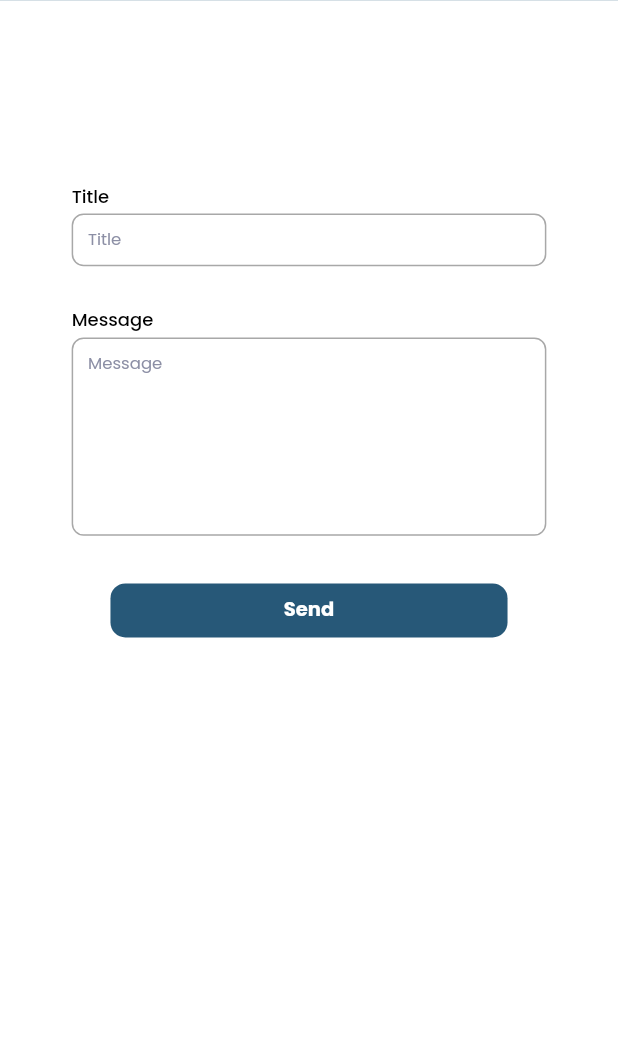
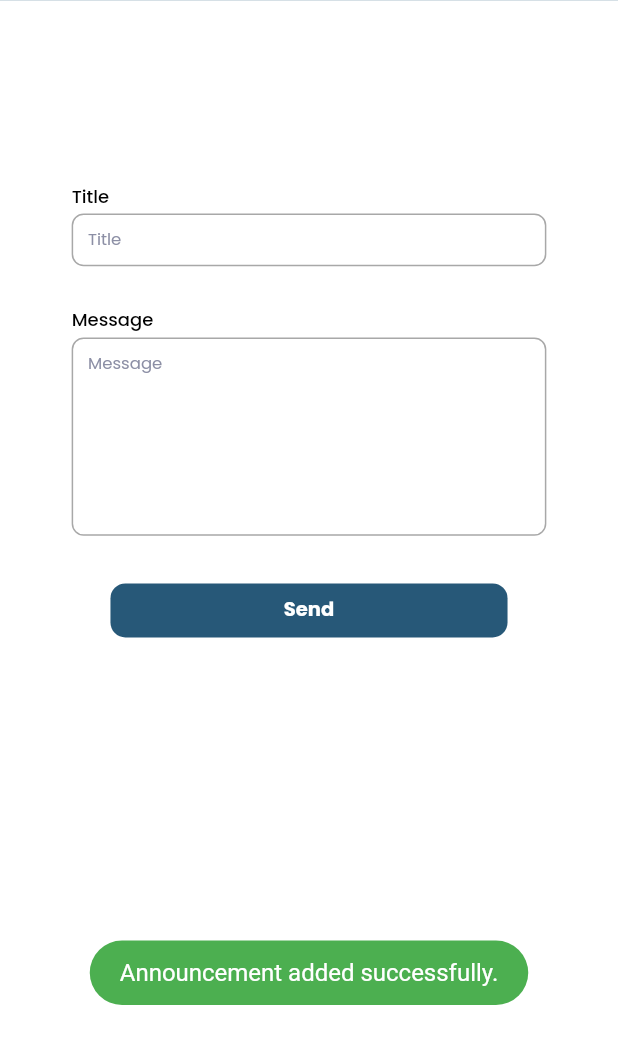
Before and after one commit to SKSritharan/eschool, a Flutter app: the AnnouncementsScreen screen opened by its route, after a tap on "Send", on a phone screen of 412 x 824 dp, the part 135-1199 px from its top. Run offline on Flutter 3.47's test engine with Material 2 defaults, Android fonts, the phone set to English and light mode, and no system bars; our stand-ins replace awesome_snackbar_content, cached_network_image, cloud_firestore, connectivity_plus, firebase_auth, firebase_core and 7 more; missing offline and left inert: simple_speed_dial; accounts and stored records are empty.

Commit message:
Announcement issue solved

```diff
--- a/lib/presentation/announcements_screen/announcements_screen.dart
+++ b/lib/presentation/announcements_screen/announcements_screen.dart
@@ -79,6 +79,6 @@ class AnnouncementsScreen extends GetWidget<AnnouncementsController> {
 
   onTapSubmit(context) async {
     FocusScope.of(context).requestFocus(new FocusNode());
-    await controller.createAnnouncement;
+    controller.createAnnouncement();
   }
 }
--- a/lib/presentation/my_profile_screen/my_profile_screen.dart
+++ b/lib/presentation/my_profile_screen/my_profile_screen.dart
@@ -80,9 +80,9 @@ class MyProfileScreen extends GetWidget<MyProfileController> {
                                   ],
                                 ),
                                 Container(
-                                  height: getVerticalSize(105),
+                                  height: getVerticalSize(100),
                                   width: getHorizontalSize(100),
-                                  margin: getMargin(top: 20),
+                                  margin: getMargin(top: 5),
                                   child: CustomImagePicker(
                                     size: 50,
                                     currentImage: controller
```
Also changed, not shown: 1 other file.
